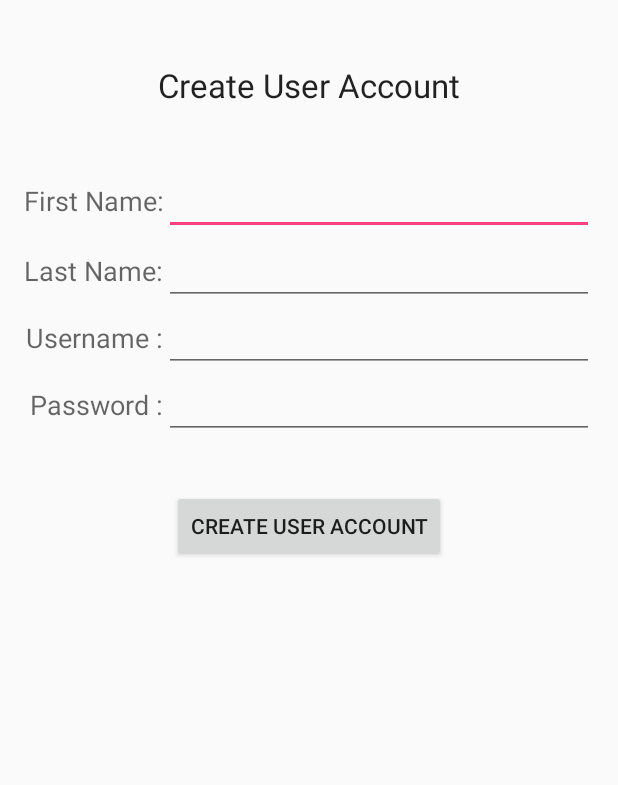
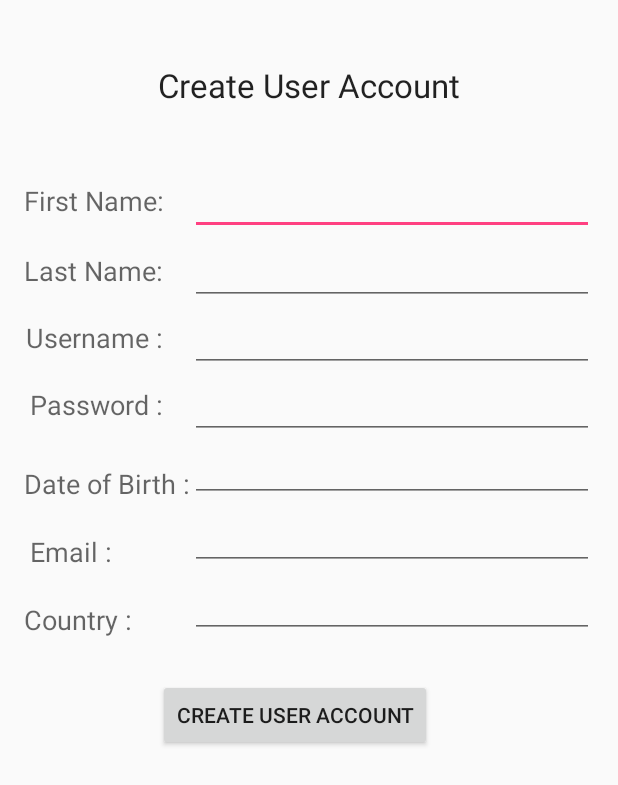
Before and after one commit to TamerlanTheTerrible/Cognitivo2.0, an Android app: the CreateUserActivity screen opened directly, with no data from a screen before it, on a phone screen of 412 x 824 dp. Shown: the top 785 px of the screen. Run offline under Robolectric (Android 15) with nearby library versions, the phone set to English and light mode, and no system bars; network calls fail.

Commit message:
full Colormatch server

```diff
--- a/app/src/main/AndroidManifest.xml
+++ b/app/src/main/AndroidManifest.xml
@@ -63,6 +63,7 @@
         <activity android:name=".UserDetailsActivity"/>
         <activity android:name=".activity.TopScoresActivity"/>
         <activity android:name=".activity.ColorMatchAfterGameActivity"/>
+        <activity android:name=".activity.CardAfterGameActivity"/>
     </application>
 
 </manifest>
--- a/app/src/main/java/com/example/timur/mainmenu/RestAPI.java
+++ b/app/src/main/java/com/example/timur/mainmenu/RestAPI.java
@@ -100,7 +100,7 @@ public class RestAPI {
         return finalValue;
     }
 
-    public JSONObject CreateNewAccount(String firstName,String lastName,String userName,String password) throws Exception {
+    public JSONObject CreateNewAccount(String firstName,String lastName,String dob, String email, String country,String userName,String password) throws Exception {
         JSONObject result = null;
         JSONObject o = new JSONObject();
         JSONObject p = new JSONObject();
@@ -108,6 +108,9 @@ public class RestAPI {
         o.put("method", "CreateNewAccount");
         p.put("firstName",mapObject(firstName));
         p.put("lastName",mapObject(lastName));
+        p.put("dob",mapObject(dob));
+        p.put("email",mapObject(email));
+        p.put("country",mapObject(country));
         p.put("userName",mapObject(userName));
         p.put("password",mapObject(password));
         o.put("parameters", p);
--- a/app/src/main/java/com/example/timur/mainmenu/activity/CardGameActivity.java
+++ b/app/src/main/java/com/example/timur/mainmenu/activity/CardGameActivity.java
@@ -148,7 +148,7 @@ public class CardGameActivity extends BaseActivity {
 
     public void gameOver() {
         //Toast.makeText(getApplicationContext(), "Game Over", Toast.LENGTH_SHORT).show();
-        Intent intent = new Intent(CardGameActivity.this, AfterGameActiviy.class);
+        Intent intent = new Intent(CardGameActivity.this, CardAfterGameActivity.class);
         intent.putExtra("cgScore", correctGuess);
         intent.putExtra("cgTurns", turns);
         //Toast.makeText(getApplicationContext(), correctGuess+" "+currentTime, Toast.LENGTH_SHORT).show();
--- a/app/src/main/java/com/example/timur/mainmenu/model/User.java
+++ b/app/src/main/java/com/example/timur/mainmenu/model/User.java
@@ -16,8 +16,8 @@ public class User {
     private String Password;
 
     public User(){};
-    public User(String fname, String lname, String dob, String country,
-                String email, String username, String pswrd){
+    public User(String fname, String lname, String dob,
+                String email, String country, String username, String pswrd){
         Firstname=fname;
         Lastname=lname;
         DOB = dob;
--- a/app/src/main/res/layout/activity_create_user.xml
+++ b/app/src/main/res/layout/activity_create_user.xml
@@ -66,8 +66,8 @@
         android:layout_alignBaseline="@+id/textView2"
         android:layout_alignBottom="@+id/textView2"
         android:layout_alignParentRight="true"
-        android:layout_toRightOf="@+id/textView2"
-        android:ems="10" >
+        android:ems="10"
+        android:layout_toEndOf="@+id/textView8">
 
         <requestFocus />
     </EditText>
@@ -78,9 +78,9 @@
         android:layout_height="wrap_content"
         android:layout_alignBaseline="@+id/textView3"
         android:layout_alignBottom="@+id/textView3"
-        android:layout_alignLeft="@+id/et_fisrtname"
         android:layout_alignRight="@+id/et_fisrtname"
-        android:ems="10" />
+        android:ems="10"
+        android:layout_toEndOf="@+id/textView8" />
 
     <EditText
         android:id="@+id/et_cu_username"
@@ -88,9 +88,9 @@
         android:layout_height="wrap_content"
         android:layout_alignBaseline="@+id/textView4"
         android:layout_alignBottom="@+id/textView4"
-        android:layout_alignLeft="@+id/et_lastname"
         android:layout_alignRight="@+id/et_lastname"
-        android:ems="10" />
+        android:ems="10"
+        android:layout_toEndOf="@+id/textView8" />
 
     <EditText
         android:id="@+id/et_cu_password"
@@ -98,17 +98,72 @@
         android:layout_height="wrap_content"
         android:layout_alignBaseline="@+id/textView5"
         android:layout_alignBottom="@+id/textView5"
-        android:layout_alignLeft="@+id/et_cu_username"
         android:layout_alignRight="@+id/et_cu_username"
-        android:ems="10" />
+        android:ems="10"
+        android:layout_toEndOf="@+id/textView8" />
 
     <Button
         android:id="@+id/btn_createuser"
         android:layout_width="wrap_content"
         android:layout_height="wrap_content"
+        android:text="@string/create_user_account"
+        android:layout_below="@+id/et_cu_country"
+        android:layout_alignStart="@+id/textView1"
+        android:layout_marginTop="27dp" />
+
+    <TextView
+        android:id="@+id/textView8"
+        android:layout_width="wrap_content"
+        android:layout_height="wrap_content"
+        android:text="Date of Birth :"
+        android:textAppearance="?android:attr/textAppearanceMedium"
+        android:layout_marginTop="17dp"
         android:layout_below="@+id/et_cu_password"
-        android:layout_centerHorizontal="true"
-        android:layout_marginTop="34dp"
-        android:text="@string/create_user_account" />
+        android:layout_alignParentStart="true" />
+
+    <EditText
+        android:id="@+id/et_cu_dob"
+        android:layout_width="wrap_content"
+        android:layout_height="wrap_content"
+        android:ems="10"
+        android:layout_alignBottom="@+id/textView8"
+        android:layout_alignEnd="@+id/et_cu_password"
+        android:layout_toEndOf="@+id/textView8" />
+
+    <TextView
+        android:id="@+id/textView9"
+        android:layout_width="wrap_content"
+        android:layout_height="wrap_content"
+        android:text="Email :"
+        android:textAppearance="?android:attr/textAppearanceMedium"
+        android:layout_alignBottom="@+id/et_cu_email"
+        android:layout_alignStart="@+id/textView5" />
+
+    <EditText
+        android:id="@+id/et_cu_email"
+        android:layout_width="wrap_content"
+        android:layout_height="wrap_content"
+        android:ems="10"
+        android:layout_below="@+id/et_cu_dob"
+        android:layout_alignEnd="@+id/et_cu_password"
+        android:layout_toEndOf="@+id/textView8" />
+
+    <TextView
+        android:id="@+id/textView11"
+        android:layout_width="wrap_content"
+        android:layout_height="wrap_content"
+        android:text="Country :"
+        android:textAppearance="?android:attr/textAppearanceMedium"
+        android:layout_alignBottom="@+id/et_cu_country"
+        android:layout_alignParentStart="true" />
+
+    <EditText
+        android:id="@+id/et_cu_country"
+        android:layout_width="wrap_content"
+        android:layout_height="wrap_content"
+        android:ems="10"
+        android:layout_below="@+id/et_cu_email"
+        android:layout_alignEnd="@+id/et_cu_password"
+        android:layout_alignStart="@+id/et_cu_email" />
 
 </RelativeLayout>
```
Also changed, not shown: app/src/main/java/com/example/timur/mainmenu/CreateUserActivity.java (+16 -9 lines), app/src/main/java/com/example/timur/mainmenu/activity/CardAfterGameActivity.java (added, +105 -0 lines).
